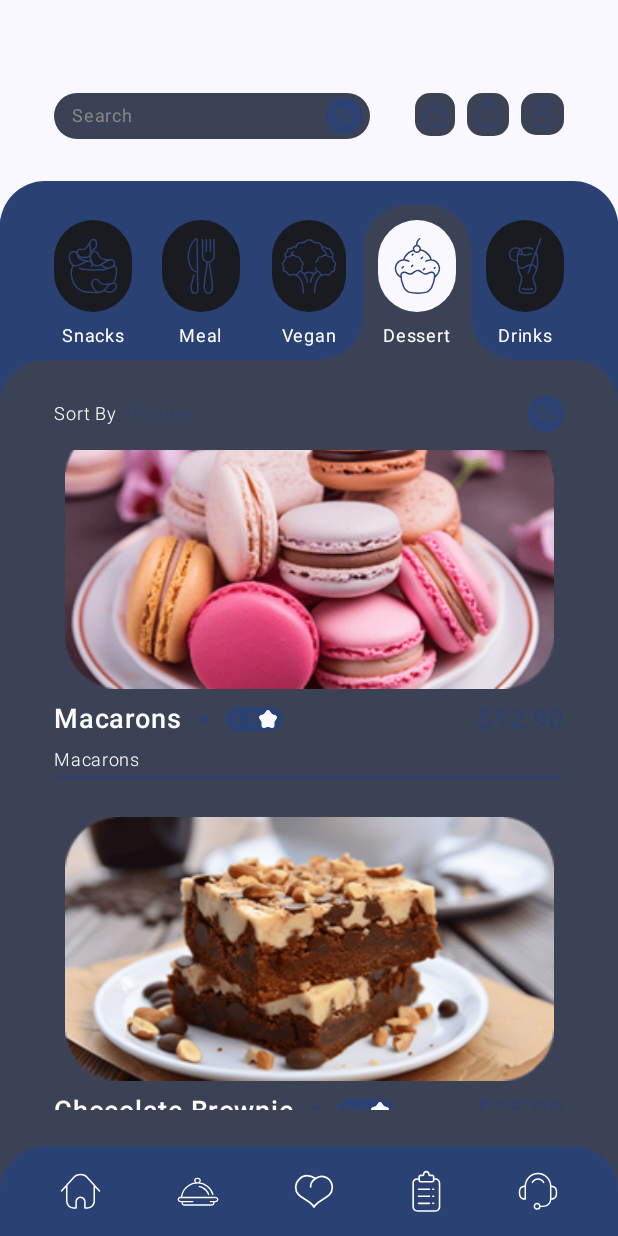
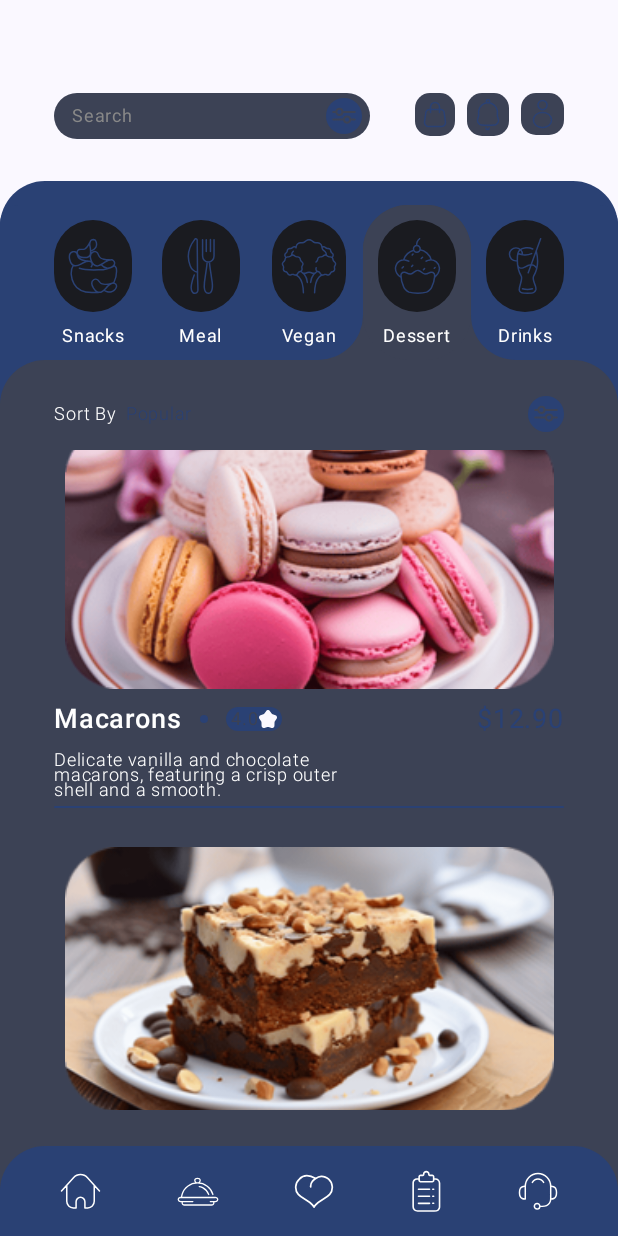
Before and after one commit to BlindMan777/FoodDeliveryApp, an Android app built with Jetpack Compose: the screen it shows after launch (MainActivity), scrolled down 308 dp, on a phone screen of 412 x 824 dp. Run offline under Robolectric (Android 15) with nearby library versions, the phone set to English and light mode, and no system bars; our stand-ins replace Dagger/Hilt's generated code.

```diff
--- a/app/src/main/AndroidManifest.xml
+++ b/app/src/main/AndroidManifest.xml
@@ -3,6 +3,7 @@
     xmlns:tools="http://schemas.android.com/tools">
 
     <application
+        android:name=".App"
         android:allowBackup="true"
         android:dataExtractionRules="@xml/data_extraction_rules"
         android:fullBackupContent="@xml/backup_rules"
--- /dev/null
+++ b/app/src/main/java/com/fooddeliveryappui/app/App.kt
@@ -0,0 +1,8 @@
+package com.fooddeliveryappui.app
+
+import android.app.Application
+import dagger.hilt.android.HiltAndroidApp
+
+@HiltAndroidApp
+class App: Application() {
+}
--- /dev/null
+++ b/app/src/main/java/com/fooddeliveryappui/app/AppScreenViewModel.kt
@@ -0,0 +1,39 @@
+package com.fooddeliveryappui.app
+
+import android.content.Context
+import androidx.compose.runtime.Composable
+import androidx.compose.runtime.ComposableInferredTarget
+import androidx.compose.runtime.LaunchedEffect
+import androidx.compose.runtime.getValue
+import androidx.compose.runtime.mutableStateOf
+import androidx.compose.ui.platform.LocalView
+import androidx.compose.ui.res.stringResource
+import androidx.lifecycle.ViewModel
+import dagger.hilt.android.lifecycle.HiltViewModel
+import dagger.hilt.android.qualifiers.ApplicationContext
+import kotlinx.coroutines.delay
+import kotlinx.coroutines.flow.MutableStateFlow
+import kotlinx.coroutines.flow.StateFlow
+import kotlinx.coroutines.flow.update
+import javax.inject.Inject
+
+
+
+@HiltViewModel
+class AppScreenViewModel @Inject constructor() : ViewModel() {
+
+    private val _selectedMenuItem = MutableStateFlow<MenuTabsList>(MenuTabsList.Dessert)
+    val selectedMenuItem: StateFlow<MenuTabsList> = _selectedMenuItem
+
+    private val _textState = MutableStateFlow("")
+    val textState: StateFlow<String> = _textState
+
+    fun updateText(newText: String) {
+        _textState.value = newText
+    }
+
+    fun selectTabItem(item: MenuTabsList) {
+        _selectedMenuItem.update { item }
+    }
+
+}
--- a/app/src/main/java/com/fooddeliveryappui/app/Header.kt
+++ b/app/src/main/java/com/fooddeliveryappui/app/Header.kt
@@ -13,6 +13,7 @@ import androidx.compose.material3.Icon
 import androidx.compose.material3.MaterialTheme
 import androidx.compose.material3.Text
 import androidx.compose.runtime.Composable
+import androidx.compose.runtime.collectAsState
 import androidx.compose.runtime.getValue
 import androidx.compose.runtime.mutableStateOf
 import androidx.compose.runtime.remember
@@ -28,6 +29,7 @@ import androidx.compose.ui.text.TextStyle
 import androidx.compose.ui.unit.Dp
 import androidx.compose.ui.unit.dp
 import androidx.compose.ui.unit.sp
+import androidx.hilt.navigation.compose.hiltViewModel
 
 sealed class SearchItems(
     val iconID: Int,
@@ -44,15 +46,16 @@ sealed class SearchItems(
 
 @Composable
 fun Header(modifier: Modifier = Modifier) {
-    var textState by remember {
-        mutableStateOf("")
-    }
+
+    val viewModel: AppScreenViewModel = hiltViewModel()
+    val textState = viewModel.textState.collectAsState()
 
     val items = listOf(
         SearchItems.Basket,
         SearchItems.Notifications,
         SearchItems.Profile
     )
+
     Row(
         modifier = modifier
             .fillMaxWidth()
@@ -67,9 +70,9 @@ fun Header(modifier: Modifier = Modifier) {
                 )
                 .padding(12.dp, 3.dp, 5.dp, 3.dp)
                 .weight(1f),
-            value = textState,
+            value = textState.value,
             onValueChange = { newText ->
-                textState = newText
+                viewModel.updateText(newText)
             },
             singleLine = true,
             textStyle = TextStyle(
@@ -86,7 +89,7 @@ fun Header(modifier: Modifier = Modifier) {
                         modifier = Modifier.weight(1f),
                         contentAlignment = Alignment.CenterStart
                     ) {
-                        if (textState.isEmpty()) {
+                        if (textState.value.isEmpty()) {
                             Text(
                                 text = "Search",
                                 color = Color.Gray,
--- a/app/src/main/java/com/fooddeliveryappui/app/MainActivity.kt
+++ b/app/src/main/java/com/fooddeliveryappui/app/MainActivity.kt
@@ -12,10 +12,15 @@ import androidx.compose.foundation.layout.padding
 import androidx.compose.material3.MaterialTheme
 import androidx.compose.material3.Scaffold
 import androidx.compose.runtime.Composable
+import androidx.compose.runtime.LaunchedEffect
 import androidx.compose.ui.Modifier
+import androidx.compose.ui.platform.LocalView
 import androidx.compose.ui.unit.dp
 import com.fooddeliveryappui.app.ui.theme.FoodDeliveryAppUITheme
+import dagger.hilt.android.AndroidEntryPoint
+import kotlinx.coroutines.delay
 
+@AndroidEntryPoint
 class MainActivity : ComponentActivity() {
     override fun onCreate(savedInstanceState: Bundle?) {
         super.onCreate(savedInstanceState)
@@ -30,6 +35,11 @@ class MainActivity : ComponentActivity() {
 
 @Composable
 fun AppScreen(modifier: Modifier = Modifier) {
+    val view = LocalView.current
+    LaunchedEffect(Unit) {
+        delay(100)
+        view.requestLayout()
+    }
     Scaffold(
         modifier = modifier
             .fillMaxSize(),
--- a/app/src/main/java/com/fooddeliveryappui/app/MenuTabs.kt
+++ b/app/src/main/java/com/fooddeliveryappui/app/MenuTabs.kt
@@ -20,23 +20,154 @@ import androidx.compose.foundation.lazy.LazyColumn
 import androidx.compose.foundation.lazy.items
 import androidx.compose.foundation.shape.RoundedCornerShape
 import androidx.compose.material3.Icon
+import androidx.compose.material3.LocalTextStyle
 import androidx.compose.material3.MaterialTheme
 import androidx.compose.material3.Text
 import androidx.compose.runtime.Composable
+import androidx.compose.runtime.CompositionLocalProvider
+import androidx.compose.runtime.collectAsState
 import androidx.compose.runtime.getValue
 import androidx.compose.runtime.mutableStateOf
 import androidx.compose.runtime.remember
+import androidx.compose.runtime.rememberUpdatedState
 import androidx.compose.runtime.setValue
 import androidx.compose.ui.Alignment
 import androidx.compose.ui.Modifier
 import androidx.compose.ui.draw.clip
+import androidx.compose.ui.draw.drawWithContent
 import androidx.compose.ui.graphics.Color
+import androidx.compose.ui.graphics.graphicsLayer
 import androidx.compose.ui.res.painterResource
 import androidx.compose.ui.res.stringResource
+import androidx.compose.ui.text.PlatformTextStyle
+import androidx.compose.ui.text.TextStyle
 import androidx.compose.ui.text.font.FontWeight
 import androidx.compose.ui.unit.Dp
+import androidx.compose.ui.unit.TextUnit
 import androidx.compose.ui.unit.dp
 import androidx.compose.ui.unit.sp
+import androidx.hilt.navigation.compose.hiltViewModel
+import kotlinx.coroutines.flow.StateFlow
+
+val menuSnacksItems = listOf(
+    MenuTabsContentItems(
+        "Mushroom Risotto",
+        R.drawable.risotto_img,
+        5.0,
+        15.0,
+        "Creamy mushroom risotto, cooked to perfection with arborio rice, wild mushrooms, Parmesan cheese, and white wine."
+    ),
+    MenuTabsContentItems(
+        "Mushroom Risotto",
+        R.drawable.brownie_img,
+        5.0,
+        15.0,
+        "Creamy mushroom risotto, cooked to perfection with arborio rice, wild mushrooms, Parmesan cheese, and white wine."
+    ),
+    MenuTabsContentItems(
+        "Broccoli Lasagna",
+        R.drawable.brownie_img,
+        4.0,
+        13.90,
+        "Tender broccoli florets, creamy ricotta cheese, savory marinara sauce, and topped with melted mozzarella."
+    )
+)
+
+val menuMealItems = listOf(
+    MenuTabsContentItems(
+        "Mushroom Risotto",
+        R.drawable.risotto_img,
+        5.0,
+        15.0,
+        "Creamy mushroom risotto, cooked to perfection with arborio rice, wild mushrooms, Parmesan cheese, and white wine."
+    ),
+    MenuTabsContentItems(
+        "Mushroom Risotto",
+        R.drawable.brownie_img,
+        5.0,
+        15.0,
+        "Creamy mushroom risotto, cooked to perfection with arborio rice, wild mushrooms, Parmesan cheese, and white wine."
+    ),
+    MenuTabsContentItems(
+        "Broccoli Lasagna",
+        R.drawable.brownie_img,
+        4.0,
+        13.90,
+        "Tender broccoli florets, creamy ricotta cheese, savory marinara sauce, and topped with melted mozzarella."
+    )
+)
+
+val menuVeganItems = listOf(
+    MenuTabsContentItems(
+        "Mushroom Risotto",
+        R.drawable.risotto_img,
+        5.0,
+        15.0,
+        "Creamy mushroom risotto, cooked to perfection with arborio rice, wild mushrooms, Parmesan cheese, and white wine."
+    ),
+    MenuTabsContentItems(
+        "Broccoli Lasagna",
+        R.drawable.lasagna_img,
+        4.0,
+        13.90,
+        "Tender broccoli florets, creamy ricotta cheese, savory marinara sauce, and topped with melted mozzarella."
+    )
+)
+
+val menuDessertItems = listOf(
+    MenuTabsContentItems(
+        "Chocolate Brownie",
+        R.drawable.brownie_img,
+        5.0,
+        15.0,
+        "Premium cocoa, melted chocolate, and a hint of vanilla, creating a moist, fudgy center with a crisp, crackly top."
+    ),
+    MenuTabsContentItems(
+        "Macarons",
+        R.drawable.macarons_img,
+        4.0,
+        12.9,
+        "Delicate vanilla and chocolate macarons, featuring a crisp outer shell and a smooth."
+    ),
+    MenuTabsContentItems(
+        "Chocolate Brownie",
+        R.drawable.brownie_img,
+        5.0,
+        15.0,
+        "Premium cocoa, melted chocolate, and a hint of vanilla, creating a moist, fudgy center with a crisp, crackly top."
+    ),
+    MenuTabsContentItems(
+        "Macarons",
+        R.drawable.macarons_img,
+        4.0,
+        12.9,
+        "Delicate vanilla and chocolate macarons, featuring a crisp outer shell and a smooth."
+    )
+)
+
+val menuDrinksItems = listOf(
+    MenuTabsContentItems(
+        "Mushroom Risotto",
+        R.drawable.risotto_img,
+        5.0,
+        15.0,
+        "Creamy mushroom risotto, cooked to perfection with arborio rice, wild mushrooms, Parmesan cheese, and white wine."
+    ),
+    MenuTabsContentItems(
+        "Mushroom Risotto",
+        R.drawable.brownie_img,
+        5.0,
+        15.0,
+        "Creamy mushroom risotto, cooked to perfection with arborio rice, wild mushrooms, Parmesan cheese, and white wine."
+    ),
+    MenuTabsContentItems(
+        "Broccoli Lasagna",
+        R.drawable.brownie_img,
+        4.0,
+        13.90,
+        "Tender broccoli florets, creamy ricotta cheese, savory marinara sauce, and topped with melted mozzarella."
+    )
+)
 
 sealed class MenuTabsList(val label: Int, val iconID: Int, val horizontalPaddings: Dp) {
     data object Snacks : MenuTabsList(R.string.snacks, R.drawable.snacks_icon, 8.dp)
@@ -45,6 +176,14 @@ sealed class MenuTabsList(val label: Int, val iconID: Int, val horizontalPadding
     data object Dessert : MenuTabsList(R.string.dessert, R.drawable.dessert_icon, 10.dp)
     data object Drinks : MenuTabsList(R.string.drinks, R.drawable.drinks_icon, 14.dp)
 }
+
+val menuItems = listOf(
+    MenuTabsList.Snacks,
+    MenuTabsList.Meal,
+    MenuTabsList.Vegan,
+    MenuTabsList.Dessert,
+    MenuTabsList.Drinks
+)
 
 data class MenuTabsContentItems(
     val label: String,
@@ -58,50 +197,20 @@ data class MenuTabsContentItems(
 fun MenuTabs(
     modifier: Modifier = Modifier
 ) {
-    val menuItems = listOf(
-        MenuTabsList.Snacks,
-        MenuTabsList.Meal,
-        MenuTabsList.Vegan,
-        MenuTabsList.Dessert,
-        MenuTabsList.Drinks
-    )
 
-    val menuDessertItems = listOf(
-        MenuTabsContentItems(
-            stringResource(R.string.chocolate_brownie),
-            R.drawable.brownie_img,
-            5.0,
-            15.0,
-            stringResource(R.string.chocolate_brownie_descr)
-        ),
-        MenuTabsContentItems(
-            stringResource(R.string.macarons),
-            R.drawable.macarons_img,
-            4.0,
-            12.9,
-            stringResource(R.string.macarons)
-        ),
-        MenuTabsContentItems(
-            stringResource(R.string.chocolate_brownie),
-            R.drawable.brownie_img,
-            5.0,
-            15.0,
-            stringResource(R.string.chocolate_brownie_descr)
-        ),
-        MenuTabsContentItems(
-            stringResource(R.string.macarons),
-            R.drawable.macarons_img,
-            4.0,
-            12.9,
-            stringResource(R.string.macarons_descr)
-        )
-    )
+    val viewModel: AppScreenViewModel = hiltViewModel()
+    val selectedMenuItem = viewModel.selectedMenuItem.collectAsState()
 
-    var selectedMenuItem: MenuTabsList by remember {
-        mutableStateOf(MenuTabsList.Dessert)
+    val currentContent = when(selectedMenuItem.value) {
+        is MenuTabsList.Meal -> menuMealItems
+        is MenuTabsList.Vegan -> menuVeganItems
+        is MenuTabsList.Drinks -> menuDrinksItems
+        is MenuTabsList.Snacks -> menuSnacksItems
+        is MenuTabsList.Dessert -> menuDessertItems
+        else -> emptyList()
     }
 
-    val selectedIndex = menuItems.indexOf(selectedMenuItem)
+    var selectedIndex = menuItems.indexOf(selectedMenuItem.value)
 
     Column(
         modifier = modifier
@@ -136,7 +245,7 @@ fun MenuTabs(
             )
             menuItems.forEachIndexed { index, item ->
 
-                val isSelected = selectedMenuItem == item
+                val isSelected = selectedMenuItem.value == item
                 val isNeighborLeft = index == selectedIndex - 1
                 val isNeighborRight = index == selectedIndex + 1
 
@@ -163,8 +272,8 @@ fun MenuTabs(
                         .clip(shape = RoundedCornerShape(30.dp)),
                     menuTab = item,
                     iconBackgroundColor = if (selectedMenuItem == item) MaterialTheme.colorScheme.background else MaterialTheme.colorScheme.onSurface,
-                    onClick = {
-                        selectedMenuItem = item
+                    onClickTab = {
+                        viewModel.selectTabItem(item)
                     }
                 )
             }
@@ -225,7 +334,7 @@ fun MenuTabs(
                 horizontalAlignment = Alignment.CenterHorizontally,
                 verticalArrangement = Arrangement.spacedBy(26.dp)
             ) {
-                items(menuDessertItems) { item ->
+                items(currentContent) { item ->
                     MenuTabContentItem(
                         menuTabsContentItem = item
                     )
@@ -241,12 +350,12 @@ fun RowScope.MenuTab(
     menuTab: MenuTabsList,
     iconColor: Color = MaterialTheme.colorScheme.primary,
     iconBackgroundColor: Color,
-    onClick: () -> Unit
+    onClickTab: () -> Unit
 ) {
     Column(
         modifier = modifier
             .clickable(
-                onClick = onClick
+                onClick = onClickTab
             )
             .padding(start = 10.dp, top = 10.dp, end = 10.dp, bottom = 4.dp),
         horizontalAlignment = Alignment.CenterHorizontally
--- a/app/src/main/res/values/strings.xml
+++ b/app/src/main/res/values/strings.xml
@@ -16,8 +16,4 @@
     <string name="dessert">Dessert</string>
     <string name="drinks">Drinks</string>
     <string name="star">Star</string>
-    <string name="chocolate_brownie">Chocolate Brownie</string>
-    <string name="chocolate_brownie_descr">Premium cocoa, melted chocolate, and a hint of vanilla, creating a moist, fudgy center with a crisp, crackly top.</string>
-    <string name="macarons">Macarons</string>
-    <string name="macarons_descr">Delicate vanilla and chocolate macarons, featuring a crisp outer shell and a smooth.</string>
 </resources>
--- a/build.gradle.kts
+++ b/build.gradle.kts
@@ -3,4 +3,7 @@ plugins {
     alias(libs.plugins.android.application) apply false
     alias(libs.plugins.kotlin.android) apply false
     alias(libs.plugins.kotlin.compose) apply false
+
+    alias(libs.plugins.hilt) apply false
+    alias(libs.plugins.ksp) apply false
 }
```
Also changed, not shown: app/build.gradle.kts (+10 -0 lines), gradle/libs.versions.toml (+17 -0 lines).
